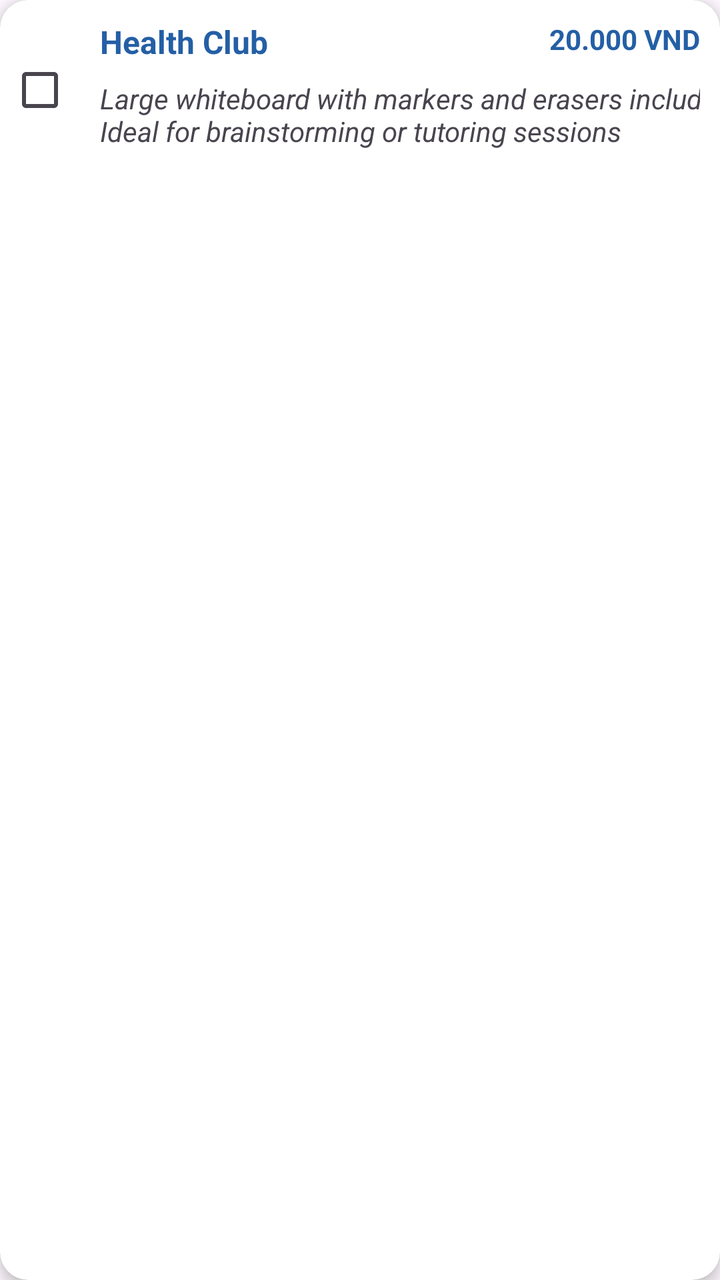
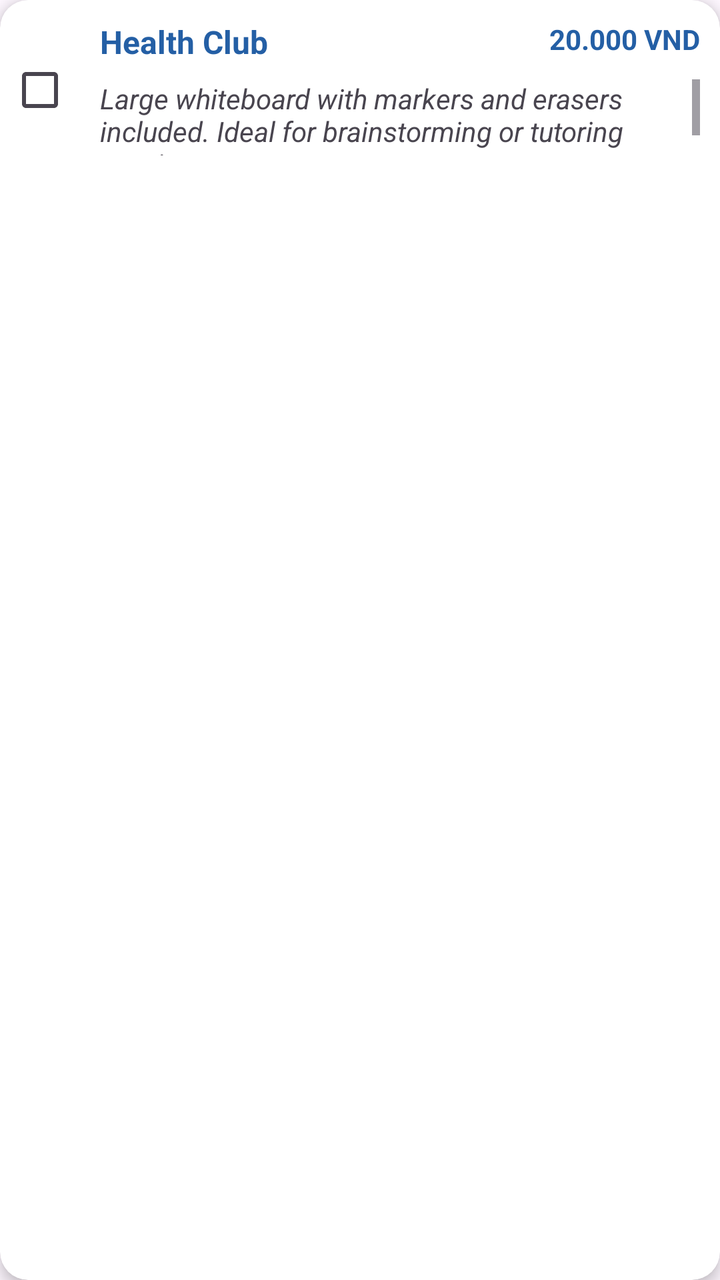

Before-and-after screenshots of an Android layout around one commit, followed by the original layout XML and the change that was made.
<!-- AndroidManifest.xml: application theme Theme.LabBooking -->
<!-- res/layout/item_facility.xml -->
<?xml version="1.0" encoding="utf-8"?>
<androidx.cardview.widget.CardView xmlns:android="http://schemas.android.com/apk/res/android"
    android:layout_width="match_parent"
    android:layout_height="wrap_content"
    android:layout_marginHorizontal="15dp"
    android:layout_marginVertical="6dp"
    app:cardCornerRadius="14dp"
    app:cardElevation="4dp"
    xmlns:app="http://schemas.android.com/apk/res-auto">

    <androidx.constraintlayout.widget.ConstraintLayout
        android:paddingVertical="10dp"
        android:paddingHorizontal="10dp"
        android:layout_width="match_parent"
        android:layout_height="90dp">

        <TextView
            android:id="@+id/facilityName"
            android:textSize="16sp"
            android:textStyle="bold"
            android:text="Health Club"
            android:textColor="@color/main_600"
            android:layout_marginStart="20dp"
            android:layout_width="wrap_content"
            android:layout_height="wrap_content"
            app:layout_constraintTop_toTopOf="parent"
            app:layout_constraintStart_toEndOf="@id/facilityCheckbox"/>

        <TextView
            android:id="@+id/facilityDescription"
            android:text="Large whiteboard with markers and erasers included. Ideal for brainstorming or tutoring sessions"
            android:textSize="14sp"
            android:textStyle="italic"
            android:layout_marginStart="20dp"
            android:layout_marginTop="8dp"
            app:layout_constraintTop_toBottomOf="@id/facilityName"
            app:layout_constraintStart_toEndOf="@id/facilityCheckbox"
            android:layout_width="wrap_content"
            android:layout_height="wrap_content" />

        <TextView
            android:id="@+id/facilityPrice"
            android:text="20.000 VND"
            android:textSize="14sp"
            android:textStyle="bold"
            app:layout_constraintTop_toTopOf="parent"
            app:layout_constraintEnd_toEndOf="parent"
            android:textColor="@color/main_600"
            android:layout_width="wrap_content"
            android:layout_height="wrap_content" />

        <CheckBox
            android:id="@+id/facilityCheckbox"
            android:layout_width="20dp"
            android:layout_height="20dp"
            app:layout_constraintTop_toTopOf="parent"
            app:layout_constraintBottom_toBottomOf="parent"
            app:layout_constraintStart_toStartOf="parent"/>

    </androidx.constraintlayout.widget.ConstraintLayout>

</androidx.cardview.widget.CardView>
<!-- resources referenced by this layout -->
<resources>
  <color name="main_600">#245fa5</color>
  <style name="Theme.LabBooking" parent="Base.Theme.LabBooking" />
  <style name="Base.Theme.LabBooking" parent="Theme.Material3.DayNight.NoActionBar">
          
          <item name="colorPrimary">@color/main_900</item>
          <item name="android:statusBarColor">@color/main_900</item>
      </style>
  <color name="main_900">#1c375b</color>
</resources>

<!-- the commit's change to res/layout/item_facility.xml (unified diff, before → after) -->
@@ -26,17 +26,24 @@
             app:layout_constraintTop_toTopOf="parent"
             app:layout_constraintStart_toEndOf="@id/facilityCheckbox"/>
 
-        <TextView
-            android:id="@+id/facilityDescription"
-            android:text="Large whiteboard with markers and erasers included. Ideal for brainstorming or tutoring sessions"
-            android:textSize="14sp"
-            android:textStyle="italic"
+        <ScrollView
+            android:layout_width="0dp"
+            android:layout_height="38dp"
             android:layout_marginStart="20dp"
             android:layout_marginTop="8dp"
-            app:layout_constraintTop_toBottomOf="@id/facilityName"
+            app:layout_constraintEnd_toEndOf="parent"
+            app:layout_constraintHorizontal_bias="0.0"
             app:layout_constraintStart_toEndOf="@id/facilityCheckbox"
-            android:layout_width="wrap_content"
-            android:layout_height="wrap_content" />
+            app:layout_constraintTop_toBottomOf="@id/facilityName">
+
+            <TextView
+                android:id="@+id/facilityDescription"
+                android:layout_width="match_parent"
+                android:layout_height="wrap_content"
+                android:text="Large whiteboard with markers and erasers included. Ideal for brainstorming or tutoring sessions"
+                android:textSize="14sp"
+                android:textStyle="italic" />
+        </ScrollView>
 
         <TextView
             android:id="@+id/facilityPrice"
